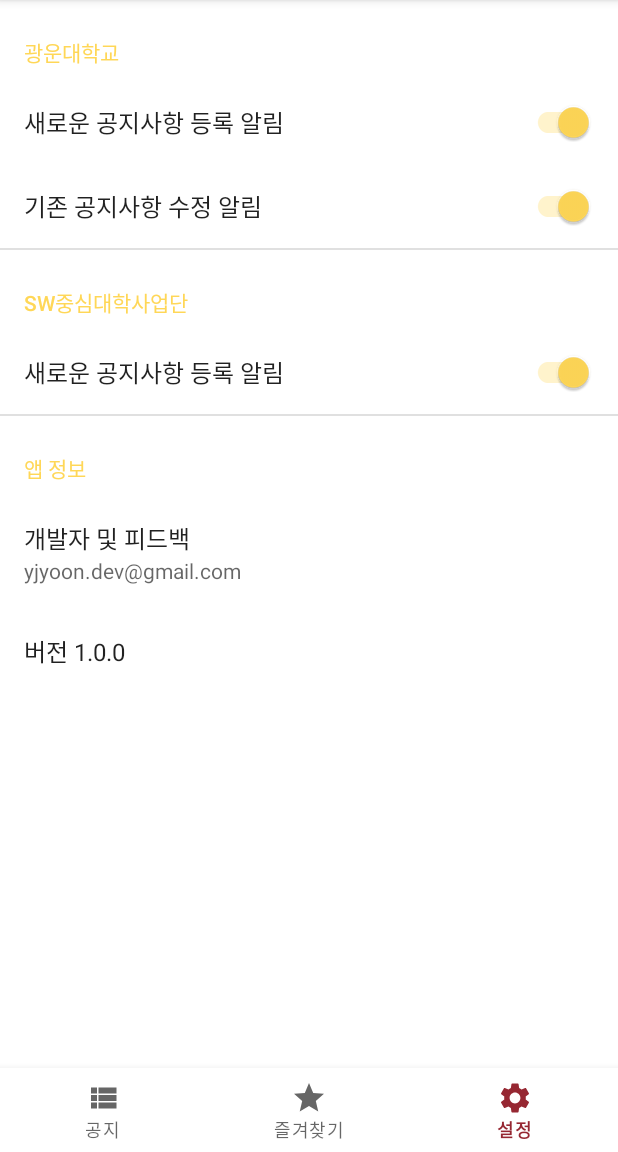
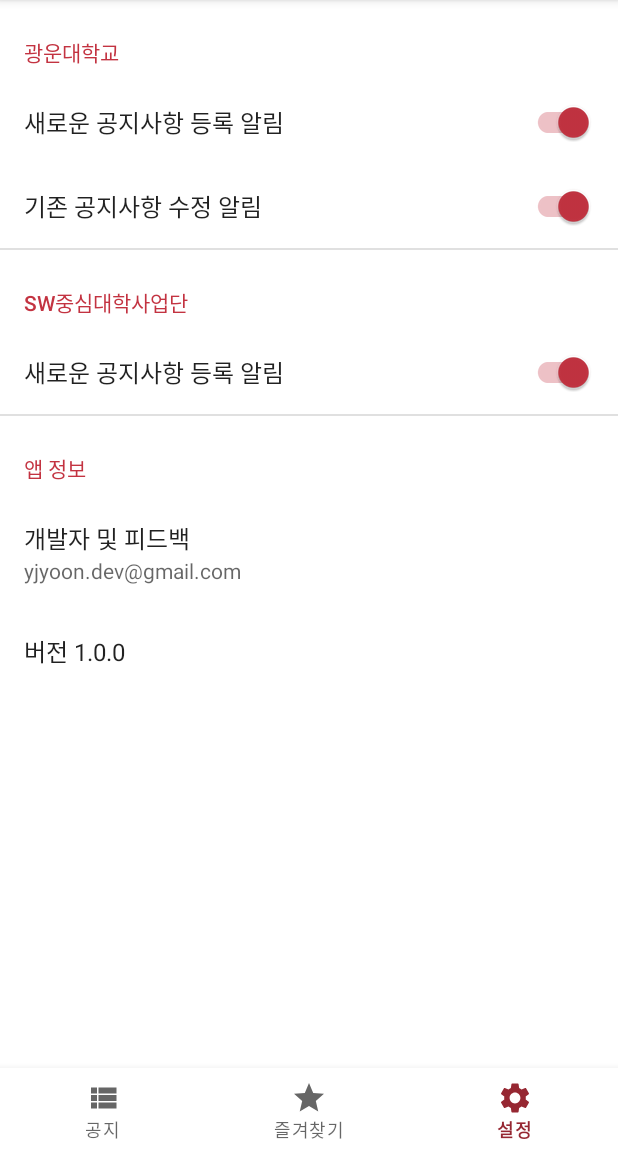
Before and after one commit to kw-service/kw-notice-v1, an Android app: the screen it shows after launch (MainActivity), item 3 of the bottom bar chosen, on a phone screen of 412 x 824 dp, the part 84-1236 px from its top. Run offline under Robolectric (Android 15) with nearby library versions, the phone set to English and light mode, and no system bars; our stand-ins replace androidx.preference.

Commit message:
[feat] preferences screen xml

```diff
--- a/kw-notice-android/app/src/main/res/values/colors.xml
+++ b/kw-notice-android/app/src/main/res/values/colors.xml
@@ -3,8 +3,8 @@
     <color name="kw_200">#FFC33341</color>
     <color name="kw_500">#FF962732</color>
     <color name="kw_700">#FF741E26</color>
-    <color name="teal_200">#FFFFD757</color>
-    <color name="teal_700">#FFFFC000</color>
+    <color name="teal_200">#FFC33341</color>
+    <color name="teal_700">#FF741E26</color>
     <color name="black">#FF000000</color>
     <color name="white">#FFFFFFFF</color>
 </resources>
--- a/kw-notice-android/app/src/main/res/values/strings.xml
+++ b/kw-notice-android/app/src/main/res/values/strings.xml
@@ -5,6 +5,4 @@
     <string name="favorite">즐겨찾기</string>
     <string name="setting">설정</string>
     <string name="notice">공지</string>
-    <!-- TODO: Remove or change this placeholder text -->
-    <string name="hello_blank_fragment">Hello blank fragment</string>
 </resources>
```
